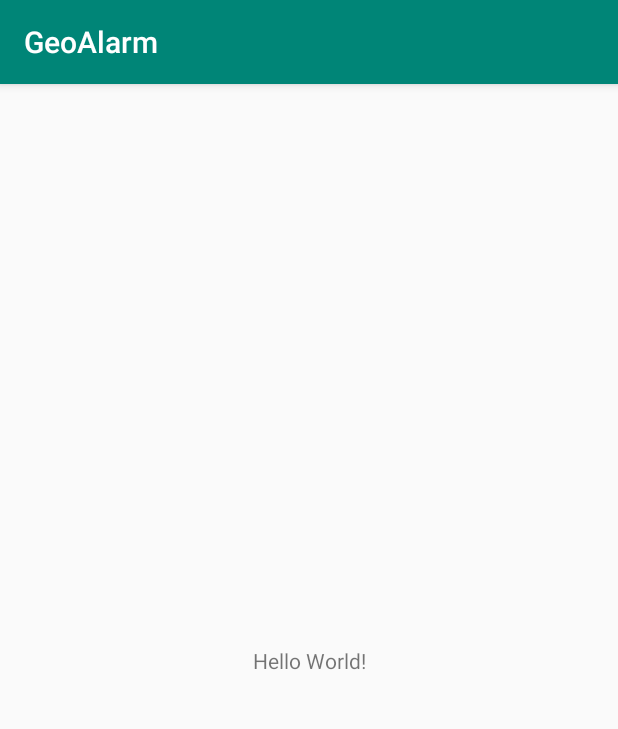
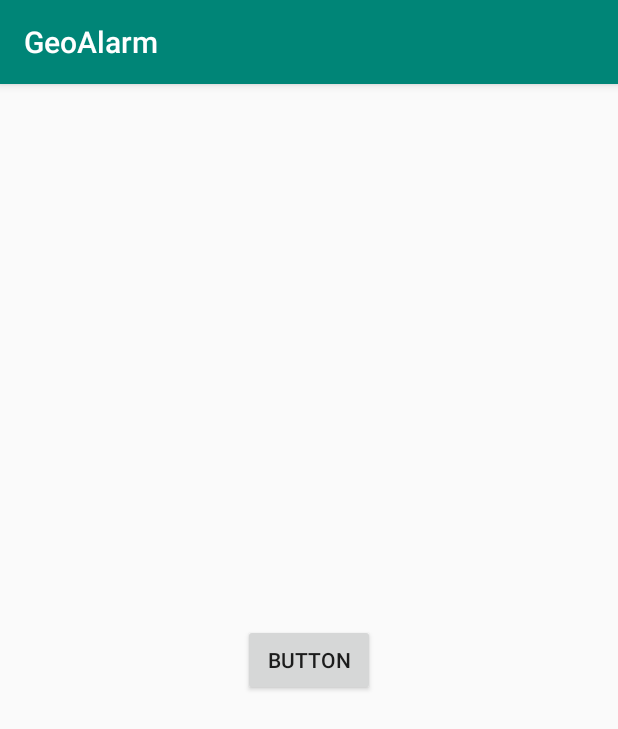
Before and after one commit to AhmadHamid/GeoAlarm_Android, an Android app: the screen it shows after launch (MainActivity), on a phone screen of 412 x 824 dp. Shown: the top 729 px of the screen. Run offline under Robolectric (Android 15) with nearby library versions, the phone set to English and light mode, and no system bars.

```diff
--- a/app/build.gradle
+++ b/app/build.gradle
@@ -23,6 +23,7 @@ dependencies {
     implementation fileTree(dir: 'libs', include: ['*.jar'])
     implementation 'androidx.appcompat:appcompat:1.0.2'
     implementation 'androidx.constraintlayout:constraintlayout:1.1.3'
+    implementation 'androidx.legacy:legacy-support-v4:1.0.0'
     testImplementation 'junit:junit:4.12'
     androidTestImplementation 'androidx.test:runner:1.1.1'
     androidTestImplementation 'androidx.test.espresso:espresso-core:3.1.1'
--- a/app/src/main/AndroidManifest.xml
+++ b/app/src/main/AndroidManifest.xml
@@ -9,6 +9,8 @@
             android:roundIcon="@mipmap/ic_launcher_round"
             android:supportsRtl="true"
             android:theme="@style/AppTheme">
+        <activity android:name=".AddAlarmActivity">
+        </activity>
         <activity android:name=".MainActivity">
             <intent-filter>
                 <action android:name="android.intent.action.MAIN"/>
--- a/app/src/main/res/layout/activity_main.xml
+++ b/app/src/main/res/layout/activity_main.xml
@@ -6,14 +6,11 @@
         android:layout_width="match_parent"
         android:layout_height="match_parent"
         tools:context=".MainActivity">
-
-    <TextView
+    <Button
+            android:text="Button"
             android:layout_width="wrap_content"
-            android:layout_height="wrap_content"
-            android:text="Hello World!"
-            app:layout_constraintBottom_toBottomOf="parent"
-            app:layout_constraintLeft_toLeftOf="parent"
-            app:layout_constraintRight_toRightOf="parent"
-            app:layout_constraintTop_toTopOf="parent"/>
-
+            android:layout_height="wrap_content" android:id="@+id/button"
+            android:onClick="addEditAlarm" app:layout_constraintStart_toStartOf="parent"
+            app:layout_constraintTop_toTopOf="parent" app:layout_constraintEnd_toEndOf="parent"
+            app:layout_constraintBottom_toBottomOf="parent"/>
 </androidx.constraintlayout.widget.ConstraintLayout>
--- a/app/src/main/res/values/colors.xml
+++ b/app/src/main/res/values/colors.xml
@@ -3,4 +3,6 @@
     <color name="colorPrimary">#008577</color>
     <color name="colorPrimaryDark">#00574B</color>
     <color name="colorAccent">#D81B60</color>
+
+    <color name="black_overlay">#66000000</color>
 </resources>
--- a/build.gradle
+++ b/build.gradle
@@ -7,7 +7,7 @@ buildscript {
 
     }
     dependencies {
-        classpath 'com.android.tools.build:gradle:3.5.0'
+        classpath 'com.android.tools.build:gradle:3.6.0-rc01'
 
         // NOTE: Do not place your application dependencies here; they belong
         // in the individual module build.gradle files
```
Also changed, not shown: app/src/main/java/dk/sdu/ahmadmikkel/geoalarm/AddAlarmActivity.java (added, +13 -0 lines), app/src/main/java/dk/sdu/ahmadmikkel/geoalarm/DatePickerFragment.java (added, +32 -0 lines), app/src/main/java/dk/sdu/ahmadmikkel/geoalarm/MainActivity.java (+8 -0 lines), app/src/main/res/layout/activity_add_alarm.xml (added, +8 -0 lines), app/src/main/res/values/attrs.xml (added, +12 -0 lines), app/src/main/res/values/strings.xml (+7 -0 lines), app/src/main/res/values/styles.xml (+12 -0 lines), gradle/wrapper/gradle-wrapper.properties.
